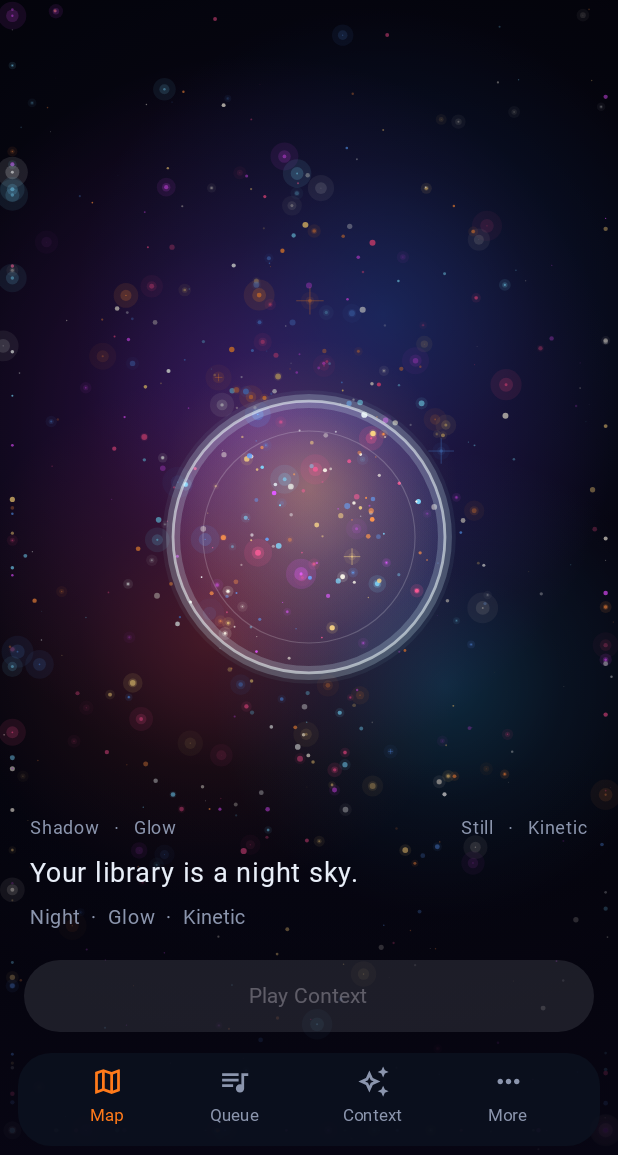
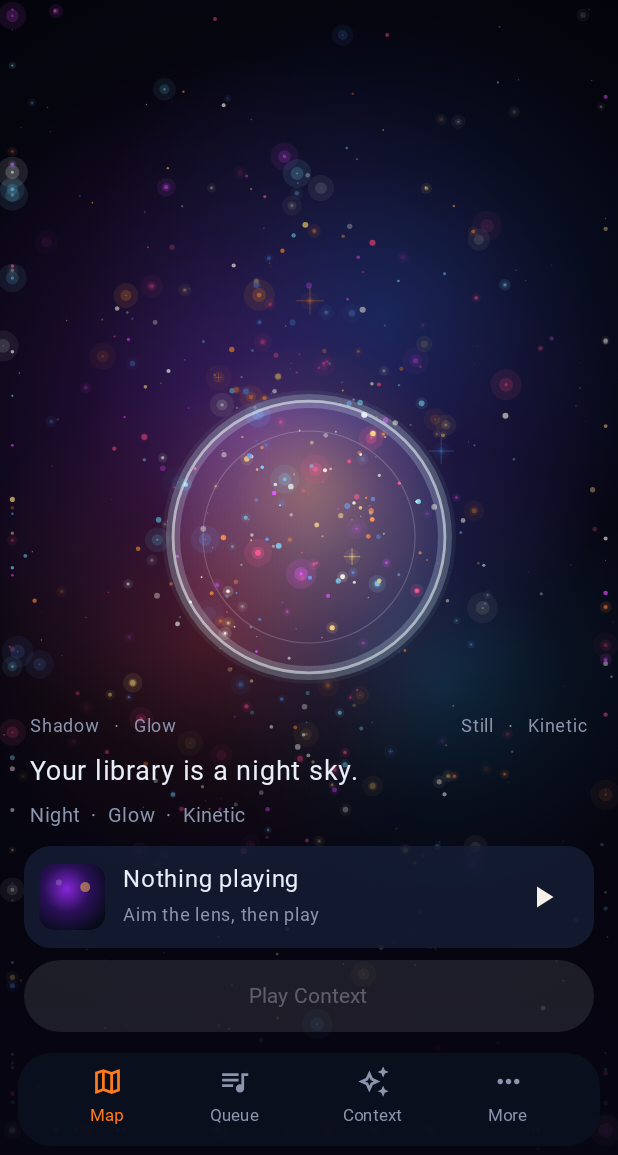
Before and after one commit to dark1ltg/Meridian-Android, an Android app built with Jetpack Compose: the screen it shows after launch (MainActivity), after a tap on "Get Started", on a phone screen of 412 x 824 dp, the part 81-1236 px from its top. Run offline under Robolectric (Android 15) with nearby library versions, the phone set to English and light mode, and no system bars; libraries missing offline, so code that uses them is left out: com.chaquo.python; Roboto replaces fonts that are not available here; 19 statements that could not run were skipped.

Commit message:
Restore Map mini player; prior change misread design intent.
The note was only rejecting a mini-player UX suggestion, not removing the existing strip.

Co-authored-by: dark1ltg <dark1ltg@users.noreply.github.com>

```diff
--- a/android/app/src/main/java/io/github/dark1ltg/meridian/ui/MainScreen.kt
+++ b/android/app/src/main/java/io/github/dark1ltg/meridian/ui/MainScreen.kt
@@ -20,6 +20,8 @@ import androidx.compose.foundation.lazy.items
 import androidx.compose.foundation.shape.CircleShape
 import androidx.compose.foundation.shape.RoundedCornerShape
 import androidx.compose.material.icons.Icons
+import androidx.compose.material.icons.filled.Pause
+import androidx.compose.material.icons.filled.PlayArrow
 import androidx.compose.material.icons.outlined.AutoAwesome
 import androidx.compose.material.icons.outlined.Map
 import androidx.compose.material.icons.outlined.Menu
@@ -142,6 +144,8 @@ fun MainScreen(
                 onPlay = onPlay,
                 onPin = onPin,
                 onPlayContext = onPlayContext,
+                onOpenPlayer = { overlay = Overlay.NowPlaying },
+                onTogglePlay = onTogglePlay,
                 onMenu = { tab = AppTab.More },
                 onSearch = {
                     overlay = Overlay.Search
@@ -295,6 +299,8 @@ private fun MapTab(
     onPlay: (Int) -> Unit,
     onPin: (Int, Float, Float) -> Unit,
     onPlayContext: () -> Unit,
+    onOpenPlayer: () -> Unit,
+    onTogglePlay: () -> Unit,
     onMenu: () -> Unit,
     onSearch: () -> Unit,
     onTab: (AppTab) -> Unit,
@@ -402,6 +408,12 @@ private fun MapTab(
                         fontSize = 13.sp,
                         modifier = Modifier.padding(start = 20.dp, end = 20.dp, bottom = 8.dp),
                     )
+                    MiniPlayer(
+                        track = snap.current,
+                        playing = ui.playing,
+                        onOpen = onOpenPlayer,
+                        onToggle = onTogglePlay,
+                    )
                     Button(
                         onClick = onPlayContext,
                         enabled = snap.queue.isNotEmpty() || snap.stars.isNotEmpty(),
@@ -417,6 +429,56 @@ private fun MapTab(
                     BottomNav(AppTab.Map, onTab)
                 }
             }
+        }
+    }
+}
+
+@Composable
+private fun MiniPlayer(
+    track: TrackRow?,
+    playing: Boolean,
+    onOpen: () -> Unit,
+    onToggle: () -> Unit,
+) {
+    Row(
+        Modifier
+            .fillMaxWidth()
+            .padding(horizontal = 16.dp)
+            .clip(RoundedCornerShape(18.dp))
+            .background(Card)
+            .clickable(onClick = onOpen)
+            .padding(10.dp),
+        verticalAlignment = Alignment.CenterVertically,
+    ) {
+        TrackArt(
+            track?.path.orEmpty(),
+            track?.title ?: "Meridian",
+            Modifier.size(44.dp),
+            corner = 10.dp,
+            useAlbumArt = false,
+        )
+        Column(Modifier.weight(1f).padding(horizontal = 12.dp)) {
+            Text(
+                track?.title ?: "Nothing playing",
+                color = Ink,
+                maxLines = 1,
+                overflow = TextOverflow.Ellipsis,
+                fontWeight = FontWeight.Medium,
+            )
+            Text(
+                track?.artist ?: "Aim the lens, then play",
+                color = Mute,
+                fontSize = 12.sp,
+                maxLines = 1,
+                overflow = TextOverflow.Ellipsis,
+            )
+        }
+        IconButton(onClick = onToggle) {
+            Icon(
+                if (playing) Icons.Default.Pause else Icons.Default.PlayArrow,
+                contentDescription = "Play",
+                tint = Cream,
+            )
         }
     }
 }
```
Also changed, not shown: 1 other file.
